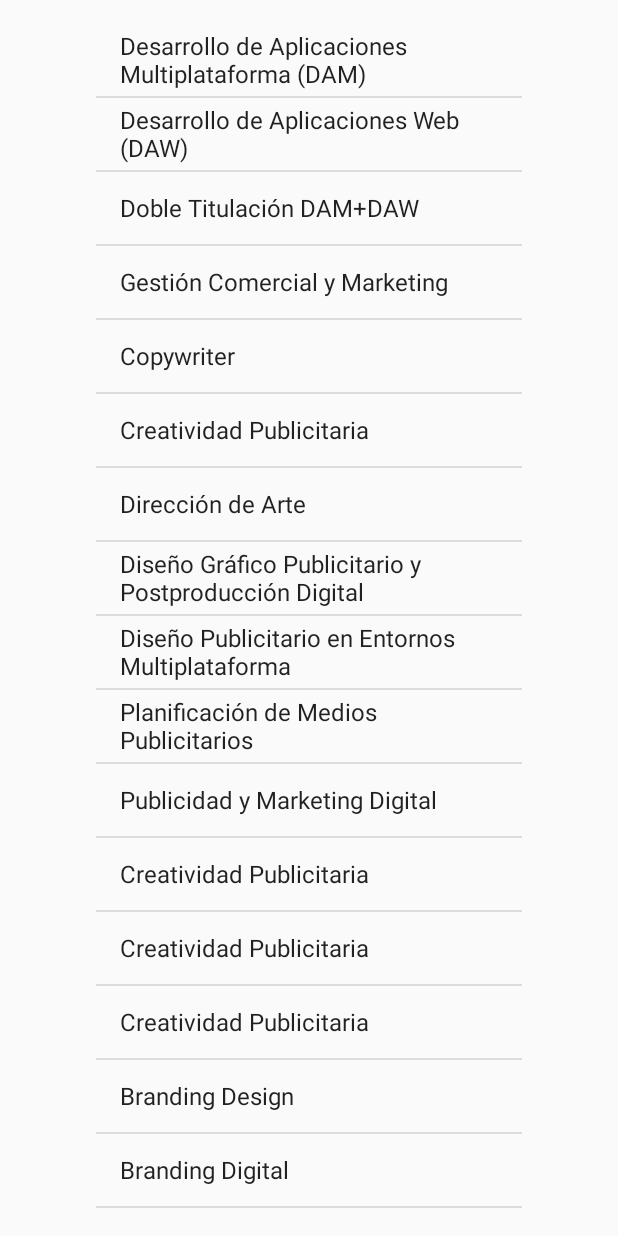
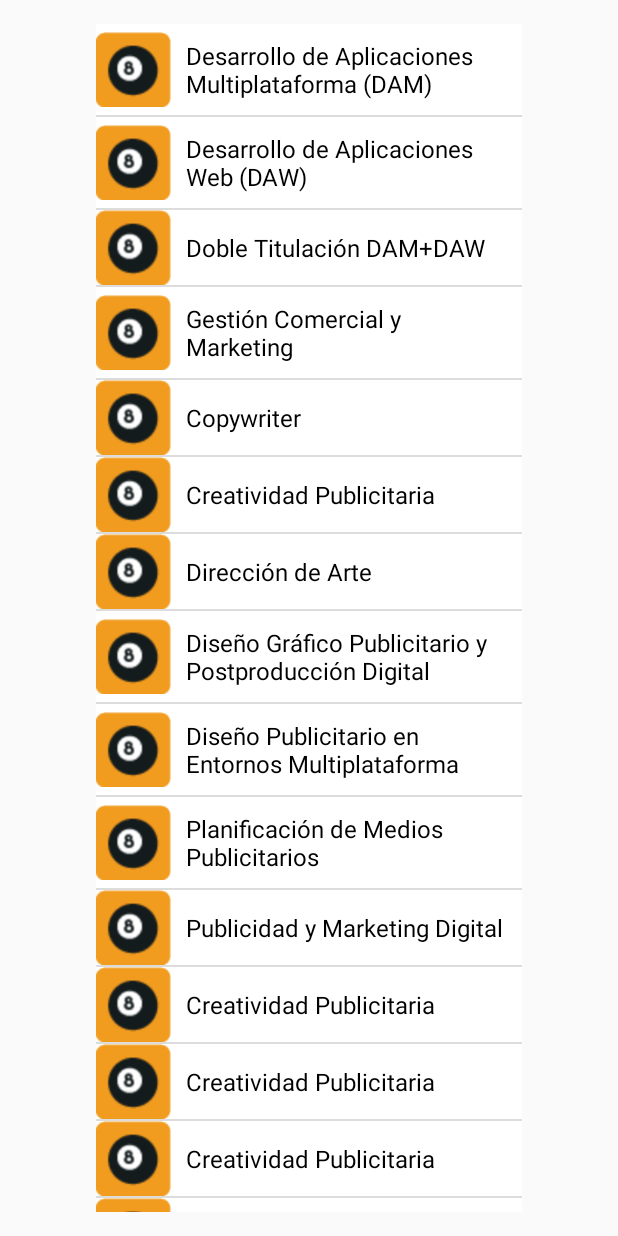
Before and after one commit to atomms/PMDM_UD2, an Android app: the screen it shows after launch (MainActivity), on a phone screen of 412 x 824 dp. Run offline under Robolectric (Android 15) with nearby library versions, the phone set to English and light mode, and no system bars.

Commit message:
hasta caso practico 2

```diff
--- a/app/src/main/AndroidManifest.xml
+++ b/app/src/main/AndroidManifest.xml
@@ -16,6 +16,10 @@
                 <category android:name="android.intent.category.LAUNCHER" />
             </intent-filter>
         </activity>
+        <activity
+            android:name=".SecondActivity"
+            android:label="@string/title_activity_second" >
+        </activity>
     </application>
 
 </manifest>
--- a/app/src/main/java/com/ramiro/ernesto/pmdm_ud2/MainActivity.java
+++ b/app/src/main/java/com/ramiro/ernesto/pmdm_ud2/MainActivity.java
@@ -1,6 +1,7 @@
 package com.ramiro.ernesto.pmdm_ud2;
 
 import android.app.Activity;
+import android.content.Intent;
 import android.support.v7.app.ActionBarActivity;
 import android.os.Bundle;
 import android.view.Menu;
@@ -8,8 +9,10 @@ import android.view.MenuItem;
 import android.view.View;
 import android.widget.AdapterView;
 import android.widget.ArrayAdapter;
+import android.widget.ListAdapter;
 import android.widget.ListView;
 
+import com.ramiro.ernesto.pmdm_ud2.adapters.CustomListAdapter;
 import com.ramiro.ernesto.pmdm_ud2.fragments.CourseDetailFragment;
 
 import java.util.ArrayList;
@@ -17,6 +20,11 @@ import java.util.Arrays;
 
 
 public class MainActivity extends Activity {
+
+    // Propiedad de clase pública para identificar los
+    // datos enviados en el Intent a otra Activity.
+    public static final String KEY_INTENT = "item_position";
+
 
     @Override
     protected void onCreate(Bundle savedInstanceState) {
@@ -52,11 +60,21 @@ public class MainActivity extends Activity {
         // un adaptador que interprete los datos y lo añada a la vista.
         // A este adaptador le pasamos el contexto actual con this, la
         // interfaz donde se va a mostrar (layout) y la lista de elementos
-        ArrayAdapter<String> adapter =
-                new ArrayAdapter<String>(this, android.R.layout.simple_list_item_1, courses);
+
+////        adapter no personalizado
+//        ArrayAdapter<String> adapter =
+//                new ArrayAdapter<String>(this, android.R.layout.simple_list_item_1, courses);
+
+// Crear adapte customizado con el layout personalizado
+// y datos de los cursos a mostrar
+        CustomListAdapter adapter = new CustomListAdapter(this, R.layout.
+                item_list, courses);
+
         // Por último, asignamos el adaptador creado a la ListView para
         // que automáticamente se muestren los datos al usuario
         courseList.setAdapter(adapter);
+
+//        listener
         courseList.setOnItemClickListener(new AdapterView.
                 OnItemClickListener()
         {
@@ -64,9 +82,13 @@ public class MainActivity extends Activity {
             public void onItemClick(AdapterView<?> parent, View view, int
                     position, long id)
             {
-                CourseDetailFragment courseDetailFragment =
-                        CourseDetailFragment.newInstance(position);
-                courseDetailFragment.show(getFragmentManager(), "");
+
+//                CourseDetailFragment courseDetailFragment =
+//                        CourseDetailFragment.newInstance(position);
+//                courseDetailFragment.show(getFragmentManager(), "");
+                Intent intent = new Intent(MainActivity.this, SecondActivity.class);
+                intent.putExtra(KEY_INTENT, position);
+                startActivity(intent);
             }
         });
 
--- /dev/null
+++ b/app/src/main/java/com/ramiro/ernesto/pmdm_ud2/adapters/CustomListAdapter.java
@@ -0,0 +1,69 @@
+package com.ramiro.ernesto.pmdm_ud2.adapters;
+
+import android.content.Context;
+import android.view.LayoutInflater;
+import android.view.View;
+import android.view.ViewGroup;
+import android.widget.ArrayAdapter;
+import android.widget.ImageView;
+import android.widget.TextView;
+
+import com.ramiro.ernesto.pmdm_ud2.R;
+
+import java.util.List;
+
+/**
+ * Created by ernesto on 2/06/15.
+ */
+public class CustomListAdapter extends ArrayAdapter<String>
+{
+    public CustomListAdapter (Context context, int resource, List<String>
+            items)
+    {
+// Crear el adapter llamando al método
+// del padre con los datos proporcionados
+        super(context, resource, items);
+    }
+    @Override
+    public View getView(int position, View convertView, ViewGroup parent)
+    {
+        ViewHolder viewHolder;
+// Si el la vista o el tag almacenado en la lista no
+// no es una instancia de la clase ViewHolder, es necesario
+// cargar el layout y obtener los componentes de la interfaz
+        if (convertView == null || !(convertView.getTag() instanceof
+                ViewHolder))
+        {
+            LayoutInflater inflater = LayoutInflater.from(getContext());
+            convertView = inflater.inflate(R.layout.item_list, null);
+            viewHolder = new ViewHolder();
+            viewHolder.image = (ImageView) convertView.findViewById(R.
+                    id.image);
+            viewHolder.title = (TextView) convertView.findViewById(R.id.title);
+// Se asigna el objeto viewHolder a la vista para
+// poder reutilizar las vistas en las de más filas
+            convertView.setTag(viewHolder);
+        }
+        else
+        {
+// Si ya se había guardado el viewHolder en el tag
+// de la vista de la fila, se recupera para evitar
+// llamar al método findViewById()
+            viewHolder = (ViewHolder) convertView.getTag();
+        }
+// Se asignan los valores a los componentes de la interfaz
+// en función de la fila seleccionada
+        viewHolder.image.setImageResource(R.drawable.app_logo);
+        viewHolder.title.setText(getItem(position));
+        return convertView;
+    }
+    // Patron de ViewHolder, permite reutilizar
+// las vistas en las listas. De esta manera
+// se reducen las llamadas al método findViewById()
+// lo que aumenta la eficiencia de la listas
+    private static class ViewHolder
+    {
+        ImageView image;
+        TextView title;
+    }
+}
--- /dev/null
+++ b/app/src/main/res/layout/item_list.xml
@@ -0,0 +1,23 @@
+<?xml version="1.0" encoding="utf-8"?>
+<RelativeLayout xmlns:android="http://schemas.android.com/apk/res/android"
+    android:layout_width="match_parent"
+    android:layout_height="match_parent"
+    android:background="@color/white">
+    <ImageView
+        android:id="@+id/image"
+        android:layout_width="50dp"
+        android:layout_height="50dp"
+        android:layout_centerVertical="true"
+        android:background="@drawable/app_logo"/>
+    <TextView
+        android:id="@+id/title"
+        android:layout_width="match_parent"
+        android:layout_height="wrap_content"
+        android:layout_toRightOf="@id/image"
+        android:layout_centerVertical="true"
+        android:layout_margin="10dp"
+        android:textSize="16sp"
+        android:textColor="@android:color/black"/>
+
+
+</RelativeLayout>
--- /dev/null
+++ b/app/src/main/res/values/colors.xml
@@ -0,0 +1,4 @@
+<?xml version="1.0" encoding="utf-8"?>
+<resources>
+    <color name="white">#ffffff</color>
+</resources>
--- a/app/src/main/res/values/strings.xml
+++ b/app/src/main/res/values/strings.xml
@@ -3,4 +3,5 @@
 
     <string name="hello_world">Hello world!</string>
     <string name="action_settings">Settings</string>
+    <string name="title_activity_second">SecondActivity</string>
 </resources>
```
Also changed, not shown: app/src/main/java/com/ramiro/ernesto/pmdm_ud2/SecondActivity.java (added, +62 -0 lines), app/src/main/java/com/ramiro/ernesto/pmdm_ud2/fragments/CourseDetailFragment.java (+22 -1 lines), app/src/main/res/layout/activity_second.xml (added, +20 -0 lines), app/src/main/res/menu/menu_second.xml (added, +7 -0 lines).
